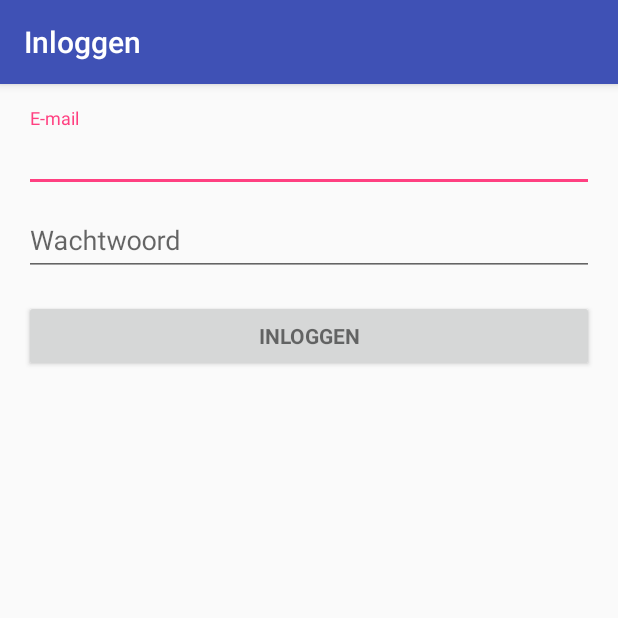
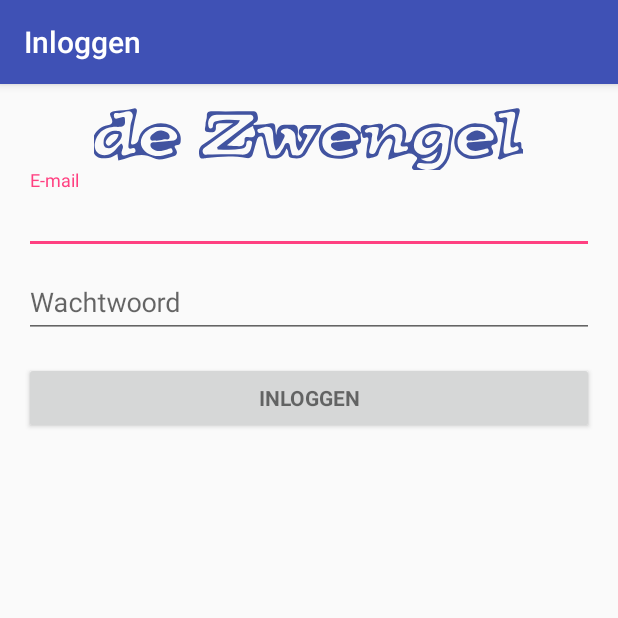
Before and after one commit to Patrickleijser/zwengel-prototype-usability, an Android app: the screen it shows after launch (LoginActivity), on a phone screen of 412 x 824 dp, the top half of it. Run offline under Robolectric (Android 15) with nearby library versions, the phone set to English and light mode, and no system bars; 2 statements that could not run were skipped.

Commit message:
Quick logo fix

```diff
--- /dev/null
+++ b/app/src/main/res/drawable/logo.xml
@@ -0,0 +1,111 @@
+<?xml version="1.0" encoding="utf-8"?>
+<vector xmlns:android="http://schemas.android.com/apk/res/android"
+	android:width="285.8dp"
+	android:height="41dp"
+	android:viewportWidth="285.8"
+	android:viewportHeight="41">
+
+	<path
+		android:fillColor="#4153A0"
+		android:pathData="M218.8,43.2c-0.4-1.3-1.6-0.9-2.5-1.1c-5.2-1.4-5.6-2.4-2.5-6.3c0.8-1,2-2.5,1.2-3.2
+c-1.5-1.6-3.5-3.1-6.1-2.3c-4.2,1.2-8.4,2.5-12.9,3.9c0-3.8,1.9-7,2.6-10.4c0.2-1.1,0.7-2.6-0.4-3.2c-1.5-1-3.2,0.2-4,1.1
+c-2,2.4-3.7,5-4.5,8c-0.4,1.4-1,2.2-2.5,2.6c-6.1,1.8-6.3,1.7-5.5-4.7c0.2-1.8,0.3-3.5,0.9-5.3c0.3-1,0.6-3.5-1.3-2.8
+c-3.7,1.4-1.9-2.6-3.4-2.9l0.2,0.2c-1.1-3.9-0.2-5.9,4.4-5.4c2,0.2,4.2-0.7,6.3-0.9c2.8-0.3,5.2-0.1,2.9,5
+c4.8-4.1,8.9-7.1,13.7-3.6c3.8,2.8,2.6,7,1.5,10.9c2.8,0.2,4.4,0.1,5.3-3.6c1.5-6.1,11.5-10.1,18.6-8.6c9.5,2,9.4,2,7.2,12.2
+c-0.5,2.4-0.1,5-0.6,7.4c-1.6,6.3-5.4,10.9-11.6,13.3C223.5,43.2,221.2,43.2,218.8,43.2z
+M229.6,12.5c-8.9,0-14,2.9-15.8,8.6
+c-1,3.1-1.3,6.5,1.9,8.6c2.8,1.8,6,1.6,8.9-0.3c1.8-1.2,3.3-2.7,4.5-4.6c0.5-0.8,0.9-2,2.2-1.6c1.2,0.5,0.7,1.6,0.6,2.6
+c-1.1,10.2-3.4,11.9-14.1,10.6c-1.4-0.2-2.3,0.1-2.6,1.5c-0.3,1.4,0.7,1.5,1.7,1.9c6.7,2.9,14.1,0.2,17.2-6.4
+c2.3-4.8,1.7-10.1,2.9-15c1-4.2-0.8-5-3.8-5.6C231.5,12.5,230,12.6,229.6,12.5z
+M189.2,22.5c-1.6-2.8,0.1-4.6,0.2-6.5
+c0.1-1.5,1.4-3.5-1.7-3.5c-2.6,0-5.3,0.1-7.2,2.3c-0.5,0.6,0.6,1.7,1.4,1.5c5.1-1.3,3.1,2.4,3,4.4c-0.1,2-0.6,3.9-1.1,5.8
+c-0.4,1.5-1.2,3.1,0.8,3.8c2.2,0.8,2.9-1,3.6-2.5c1.4-3,2.7-6.1,5.3-8.3c1.6-1.4,3.4-2.6,5.4-1.6c2.3,1.2,2.1,3.3,1.6,5.6
+c-1.4,6.9-1.3,7,5.7,5.1c0.8-0.2,1.7-0.2,2.3-0.7c1.2-1,0.7-2.8-0.4-2.6c-6.8,1.3-2.5-3.1-2.7-5.1c-0.2-2.5,1.2-5.7-1.9-7.2
+c-3-1.5-5.7-0.3-8.3,1.7C192.8,16.8,191.6,19.8,189.2,22.5z
+M228.9,28.9c-3.5,2.9-6.9,4.3-11.2,4.6 C223.6,36.8,227.2,35.4,228.9,28.9z" />
+	<path
+		android:fillColor="#4153A0"
+		android:pathData="M285.8,30.2c-4.7-0.3-8.9,1.4-13.2,3c-1.1,0.4-2.1,1.4-3.1,0.6c-1.2-0.8,0.2-1.7,0.3-2.6
+c1-6.1,2.1-12.2,3-18.3c0.3-1.8,1-4.2-2.7-3.6c-3.6,0.7-1.9-3-3-4.4c-1-1.3-0.1-2.6,2-2.8c3.9-0.4,7.7-1.3,11.6-1.8
+c2.4-0.3,3.6,0,2.6,3.3c-1.6,5.3-2.5,10.8-3.4,16.2c-0.2,1.4-1.3,4.2,2.8,2.8c3.7-1.2,0.6,4,3.1,4.7
+C285.8,28.2,285.8,29.2,285.8,30.2z
+M272.7,6.3c3.2-0.9,2.7,1.6,2.5,3.1c-0.5,4.4-1.3,8.8-1.9,13.2c-1.1,8.8-1.1,8.8,7.3,6
+c0.2-0.1,0.3,0,0.5-0.1c0.8-0.5,2.1-0.6,1.8-2c-0.3-1.3-1.3-1.4-2.3-0.9c-3.1,1.5-3.3-0.3-3.2-2.6c0.1-4.2,1.1-8.2,2-12.2
+c2.2-9.3,2.2-9.3-7.1-7.3c-1.1,0.2-2.7-0.2-2.6,1.5C269.7,6.9,271.3,6.7,272.7,6.3z" />
+	<path
+		android:fillColor="#4153A0"
+		android:pathData="M106,11.3c3.6-0.5,7.2,0,10.8-1c5.6-1.5,3.3,3.5,4.7,7.5c0.5-8.6,6-6.4,10.3-6.7c3.4-0.2,4.2,1.4,4.1,4.5
+c-0.1,2.4-0.8,5,1.5,7c0.3-1.2,2.3-1.6,0.2-3.8c-2.9-3.1-0.1-7.5,4.1-7.6c2.5,0,5,0,7.5,0c0.7,0,1.3,0.1,2.3,0.2
+c-0.5,3.7-3.2,6.3-4.8,9.4c-1.2,2.3-2.9,4.3-4,6.7c-2.3,5.3-5.1,6.6-10.8,5.6c-3.7-0.6-1.3-4.6-3.8-6.4c-1.4,5.5-5.2,7.4-10.7,6.5
+c-1.5-0.3-2.3-0.4-2.5-2.2c-0.3-3.2-1.9-6.2-2-9.6c0-0.9-0.9-2.6-1.5-2.7c-1.2-0.1-2.4,0.7-2.8,2.2c-0.8,3-1.8,5.9-2.6,8.9
+c-0.6,2.4-1.8,3.8-4.4,3.3c-8.9-1.6-17.8-1-26.7-0.1c-1.6,0.2-4.3,1.5-4.8-1.8c-0.4-2.7-0.2-5.2,2.5-7c6.3-4.3,12.5-8.8,20.1-14.1
+c-3.9,0-6.4,0-8.9,0c-1.5,0-2.8,0.7-2.6,2.3c0.4,4.7-3,3.6-5.3,3.4c-3.3-0.3-1.5-3.2-1.6-4.8c-0.1-1.9,1-3.7,0.9-5.8
+c-0.2-2.8,1.7-3.1,4-3c8.3,0.1,16.6,0,25,0c2,0,4.1-0.4,4.7,2.4c0.5,2.1,0.8,4.2-1.9,5.3c-0.6,0.2-0.9,0.9-0.5,1.6
+c-7,3-12,8.7-17.9,13.2c2,0.5,3.8,0.4,5.5,0.5c3.3,0.2,6.5,0.6,6.2-4.4c-0.1-2,1.7-1.6,3-1.5c4.3,0.4,4.7-1.9,3.4-5.1
+C105.9,13.2,106,12.3,106,11.3z
+M82.4,27.4C82.3,27,82.1,26.5,82,26c7.3-5.5,14.6-11,21.8-16.5c1.2-0.9,2.8-1.7,2.3-3.5
+c-0.5-2-2.4-1.4-3.8-1.5c-6.8,0-13.6-0.1-20.5,0c-4,0-6.4,3.2-5.6,7.2c0.2,0.9,0.4,1.7,1.4,1.8c1,0.1,1.5-0.6,1.6-1.5
+c0.2-1.4,0.1-2.8,2.2-3.3c5.2-1.2,10.3-1.1,15.8-0.6c-0.8,2.4-2.6,3.2-4,4.2C87.2,16.6,81,20.9,75,25.3c-1.3,0.9-3.1,1.9-2.5,3.9
+c0.6,2.3,2.7,1.5,4.2,1.5c7,0.1,14-0.4,21,0.1c5.3,0.4,6.6-2.3,7.4-6.4c0.2-1.2,0.7-2.3-0.9-2.8c-1.7-0.5-2.7,0.3-2.7,1.9
+c0,2.4-1.4,3.2-3.4,3.5C92.8,27.9,87.6,27.6,82.4,27.4z
+M121.2,28.2c-1.2-3.2-1.7-6-1.8-9c0-6.7-2.3-8.1-8.7-5.7
+c-0.9,0.3-2.1,0.2-1.8,1.7c0.2,0.9,0.9,1.5,1.8,1.3c3-0.7,3.2,1.3,3.6,3.4c0.5,2.6,1.2,5.2,1.9,7.7c0.4,1.5,0.3,3.8,2.5,3.7
+c1.8-0.1,4.1,0.2,5.4-1.9c0.5-0.8,1-1.8,1.6-2.5c1.1-1.4,1.3-4.2,3.4-3.7c1.8,0.4,1.4,3,2,4.7c0.5,1.4,0.4,3.5,2.2,3.4
+c1.8,0,4.2,0.4,5.5-1.6c3.1-5,6.1-10.1,9.5-15.9c-2.5,0-3.9-0.1-5.4,0c-1.3,0.1-2.8-0.5-3.5,1.1c-1,2.2,1.1,1.7,2.1,2.3
+c1,0.5,0.6,1.4,0.2,2.2c-1.6,3-2.5,6.4-5.3,8.9c-3.1-3.6-1.2-8-2.8-11.6c-1.1-2.4-5-4.2-7.7-2.6c-3.3,1.9,0,2.5,0.9,3.6
+c0.3,0.3,0.3,1,0.1,1.4C125.4,21.9,124.3,25.4,121.2,28.2z" />
+	<path
+		android:fillColor="#4153A0"
+		android:pathData="M16.2,34.8c-0.2-1.4-0.4-2.9-0.6-4.4c-2.1,1-4,2.4-6,2.6c-3.5,0.4-7.4,1.1-9.6-3c-2.1-3.9-2-8-0.1-11.7
+c1.8-3.5,5-6.3,9.1-6.9c3.6-0.6,3.7-2.4,2.5-4.9c-1.5-3.1-1.2-3.8,2.6-4.5c3.9-0.7,7.8-0.1,11.7-1.5c2.2-0.9,3.4,0,2.5,3.2
+c-1.6,5.8-2.4,11.8-3.4,17.8c-0.2,0.9-0.7,2.8,1,2.7c1.8-0.1,3.4-1.3,3.8-3.3c1-5.8,5.2-8.5,10.3-10.1c5.9-1.8,13,0.2,16.1,4.5
+c1.2,1.6,1.8,3.4,1.7,5.5c-0.1,2.1,0,3.6-3,3.8c-2.2,0.2-0.4,2.3,0,3.1c1.3,2.7-0.4,3.9-2.3,4.3c-4.2,1-9,3.2-12.9,1.1
+C31.2,28.5,24,32.9,16.2,34.8z
+M18.1,23.5c1.6,1.3,1.3,2.7,0.8,3.8c-1.6,4.4,0.3,4.6,3.7,3.4c1.1-0.4,2.2-0.7,3.3-0.9
+c1-0.2,2-0.4,1.7-1.9c-0.2-1.3-0.9-1.7-2.1-1.3c-2.8,1-2.7-0.7-2.5-2.6c0.5-4.1,1-8.2,1.3-12.3c0.2-2.9,2.8-6.3,0.9-8.5
+c-2.1-2.3-5.6,0.2-8.5,0.3c-1.3,0-3.9-1-3.4,2c0.5,2.8,2.6,1.1,4,1c1.4-0.1,3.4-1.5,3.3,0.9c0,1.7,0.7,4.7-2.6,5
+c-1.8,0.2-3.7,0-5.5,0.1C6.2,13,1.7,17,0.6,23.2c-1,5.5,3.3,9.1,8.7,7.7C13.6,29.9,15.2,25.9,18.1,23.5z
+M44,12.6
+c-0.7,0-1.9-0.1-3.1,0c-5,0.7-9.6,5.4-9.7,10c-0.1,4.4,4.1,8.3,9.6,9.1c3.1,0.4,5.9-0.5,8.8-1.3c1.1-0.3,3.5-0.4,2.6-2.7
+c-0.8-2-2.2-0.5-3.4-0.3c-3.1,0.8-6.1,1.9-9.1,0c-1.2-0.7-2.3-1.7-2.1-3.1c0.2-1.8,1.9-1.5,3.2-1.6c3.6-0.3,7.3-0.7,10.9-1
+c3.7-0.3,4.8-2.6,2.5-5.6C51.9,13,48.3,12.2,44,12.6z" />
+	<path
+		android:fillColor="#4153A0"
+		android:pathData="M178,16.4c-1.5,2.5,2.6,7.4-3.4,8c0.1,0.7-0.1,1.6,0.3,2.2c2.1,3.6-0.5,4.6-3.1,5.5c-4.4,1.5-9,2-13.4,1
+c-4.2-0.9-7.9-3.2-8.5-8.2c-0.9-7.9,3-11.3,8.6-13.6c7.4-3,14.3-0.9,19.7,5.3C178.2,16.5,178,16.4,178,16.4z
+M164.6,12.6
+c-0.5,0-1.5-0.1-2.5,0c-5.9,0.6-10.1,5-10,10.4c0.1,5,4.1,8.5,10.3,8.6c2.6,0,5.3-0.6,7.8-1.2c1-0.3,3.1-0.5,2.4-2.4
+c-0.7-2.1-2.3-0.7-3.4-0.5c-3.1,0.6-6.1,1.9-9.2-0.1c-1.2-0.8-2.4-1.6-2.1-3.1c0.3-1.7,1.9-1.5,3.2-1.7c4-0.3,7.9-0.8,11.9-0.9
+c3.3-0.1,3.7-1.5,2.4-4.1C173.3,13.3,169.5,12.3,164.6,12.6z" />
+	<path
+		android:fillColor="#4153A0"
+		android:pathData="M255.2,10.3c7.5,0.1,11.6,2.7,13.3,8.4c0.6,2.2,1.3,4.8-2.1,5.5c-2.1,0.4-1.8,1.8-1.1,3
+c1.7,3.1-0.3,4-2.7,4.7c-7.2,2.1-14.4,3.8-20.3-2.8c-3.8-4.3-2.7-12.7,2.3-15.6C247.8,11.5,251.4,9.6,255.2,10.3z
+M255.1,12.6
+c-1.1,0-2.3-0.1-3.5,0c-5.5,0.8-9.6,5.4-9.4,10.5c0.2,4.7,4.2,8.1,9.9,8.5c3.1,0.2,5.9-0.7,8.8-1.5c1.1-0.3,2.5-0.8,2-2.3
+c-0.5-1.7-1.9-0.7-2.9-0.5c-3.4,0.8-6.7,2.1-10.1-0.2c-1-0.7-1.8-1.6-1.7-2.9c0.2-1.6,1.6-1.5,2.7-1.6c4-0.3,7.9-0.7,11.9-1
+c1.3-0.1,2.8,0.2,3.3-1.5c0.5-1.4-0.1-2.6-1-3.7C262.7,13.2,259.2,12.1,255.1,12.6z" />
+	<path
+		android:fillColor="#4153A0"
+		android:pathData="M231.2,17c0,4.2-5.5,9.6-8.7,9.5c-2.7-0.1-3.9-1.6-3.9-4.2c0-3.5,4.4-7.5,8.2-7.3
+C228.7,15.1,230.8,15.4,231.2,17z
+M228.8,17.6c-2.7-1-4.7,0.1-6.4,1.3c-1.6,1.1-2.5,3.2-1.2,4.7c1.4,1.6,3.3,0.7,4.7-0.8
+C227.3,21.3,228.5,19.8,228.8,17.6z" />
+	<path
+		android:fillColor="#4153A0"
+		android:pathData="M6.4,22.3c0.1-4,3.9-7.7,7.9-7.2c1.6,0.2,4.4-0.2,4.3,2.9c-0.1,3.3-5.6,8.6-8.7,8.6C7,26.5,6.2,24.8,6.4,22.3
+z
+M16.4,17.4c-3.9-0.9-6.4,0.8-8.2,4c-0.6,1.1-0.5,2.2,0.5,3.1c1,1,2.2,0,2.6-0.4C13.2,22.2,15.9,20.8,16.4,17.4z" />
+	<path
+		android:fillColor="#4153A0"
+		android:pathData="M41.6,21.7c-1.6-0.5-3.6,0.8-4.1-1.3c-0.4-1.6,1-2.7,2.2-3.6c1.8-1.3,3.7-2.4,6-1.7c2,0.6,4.6,1.3,4.7,3.8
+c0.1,3-2.8,1.3-4.2,1.9C44.7,21.4,43,21.4,41.6,21.7z" />
+	<path
+		android:fillColor="#4153A0"
+		android:pathData="M162.2,21.6c-1.7-0.3-3.7,0.7-4.3-1.1c-0.6-1.8,1.1-3,2.4-3.9c1.5-1.1,3.1-2.1,5-1.7c2.3,0.4,5.1,1.3,5.3,3.8
+c0.4,3.3-2.9,1.4-4.5,2.1C165,21.4,163.4,21.4,162.2,21.6z" />
+	<path
+		android:fillColor="#4153A0"
+		android:pathData="M252.2,21.7c-1.6-0.5-3.6,0.7-4.1-1.3c-0.4-1.5,0.9-2.8,2.1-3.6c1.8-1.2,3.7-2.4,6-1.8
+c2.1,0.5,4.5,1.3,4.7,3.8c0.2,3-2.7,1.5-4.2,2C255.3,21.3,253.6,21.4,252.2,21.7z" />
+</vector>
--- a/app/src/main/res/layout/activity_login.xml
+++ b/app/src/main/res/layout/activity_login.xml
@@ -11,6 +11,12 @@
     tools:context="com.example.patrickleijser.zwengelprototypeusability.LoginActivity">
 
     <!-- Login progress -->
+    <ImageView
+        android:src="@drawable/logo"
+        android:layout_width="wrap_content"
+        android:layout_height="wrap_content"
+        android:id="@+id/imageView2" />
+
     <ProgressBar
         android:id="@+id/login_progress"
         style="?android:attr/progressBarStyleLarge"
```
